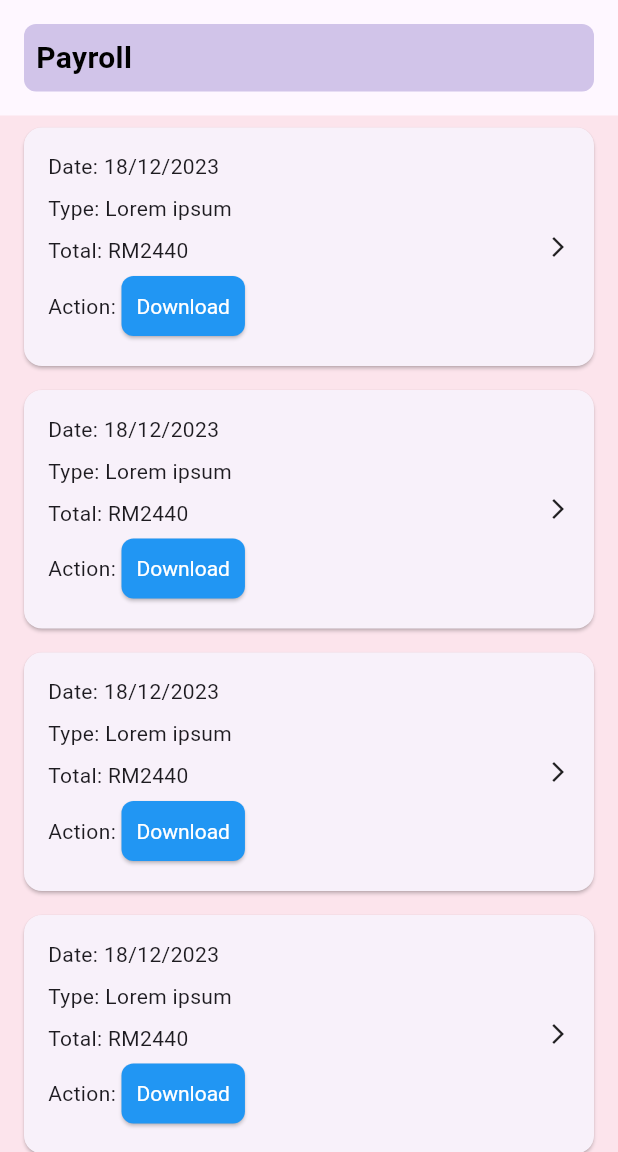
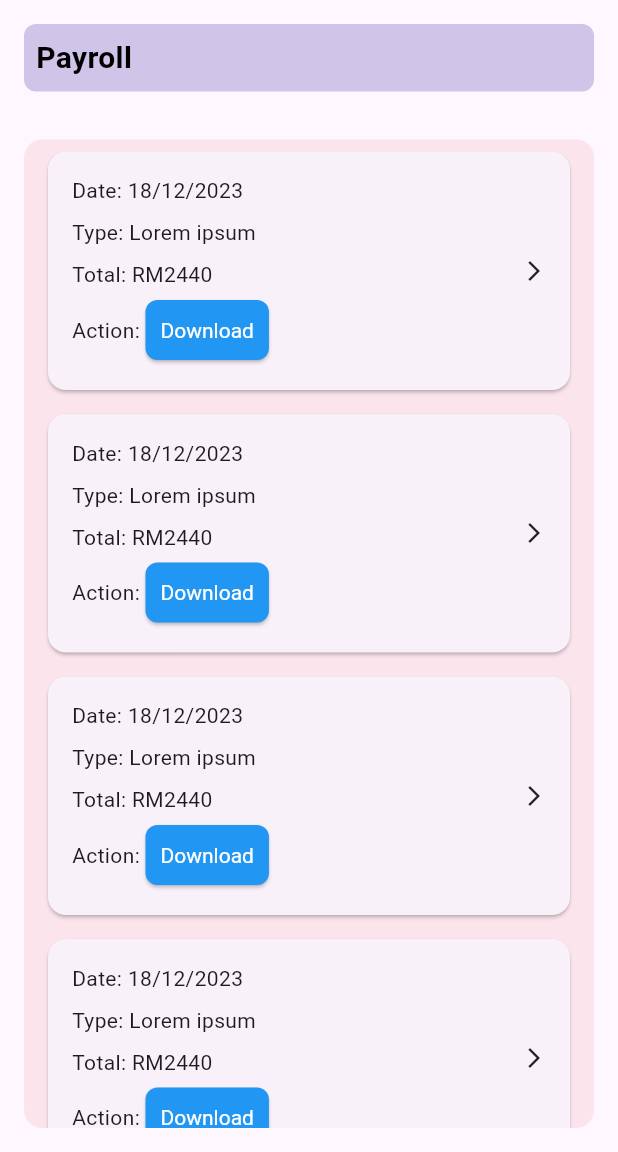
Before and after one commit to tivy09/the_kiddie_app_flutter, a Flutter app: the PayrollView screen opened directly, on a phone screen of 412 x 824 dp, the part 84-1236 px from its top. Run offline on Flutter 3.47's test engine with Material 3 defaults, Android fonts, the light colour scheme and no system bars; our stand-ins replace badges, stacked, stacked_services, stacked_shared, table_calendar.

Commit message:
Update payroll ui

```diff
--- a/lib/view/main/payroll/payroll_view.dart
+++ b/lib/view/main/payroll/payroll_view.dart
@@ -27,7 +27,15 @@ class PayrollView extends StatelessWidget {
               ),
               Expanded(
                 child: Container(
-                  color: const Color(0xFFFCE4EC), // Add background color here
+                  margin: const EdgeInsets.all(16.0), // Add margin here
+                  decoration: BoxDecoration(
+                    color: const Color(0xFFFCE4EC),
+                    borderRadius:
+                        BorderRadius.circular(12.0), // Add border radius here
+                  ),
+                  child: ClipRRect(
+                    borderRadius: BorderRadius.circular(
+                        12.0), // Clip the child to the border radius
                     child: ListView.builder(
                       padding: const EdgeInsets.symmetric(horizontal: 16.0),
                       itemCount: model.payrolls.length,
@@ -35,13 +43,18 @@ class PayrollView extends StatelessWidget {
                         final payroll = model.payrolls[index];
                         return Card(
                           margin: const EdgeInsets.symmetric(vertical: 8.0),
+                          shape: RoundedRectangleBorder(
+                            borderRadius: BorderRadius.circular(
+                                12.0), // Add border radius to the card
+                          ),
                           child: Padding(
                             padding: const EdgeInsets.all(16.0),
                             child: Row(
                               children: [
                                 Expanded(
                                   child: Column(
-                                  crossAxisAlignment: CrossAxisAlignment.start,
+                                    crossAxisAlignment:
+                                        CrossAxisAlignment.start,
                                     children: [
                                       Text('Date: ${payroll.date}'),
                                       const SizedBox(height: 8),
@@ -58,7 +71,8 @@ class PayrollView extends StatelessWidget {
                                             },
                                             style: ElevatedButton.styleFrom(
                                               backgroundColor: Colors.blue,
-                                            padding: const EdgeInsets.symmetric(
+                                              padding:
+                                                  const EdgeInsets.symmetric(
                                                 horizontal:
                                                     10.0, // Adjust padding as needed
                                                 vertical:
@@ -76,8 +90,8 @@ class PayrollView extends StatelessWidget {
                                             ),
                                             child: const Text(
                                               'Download',
-                                            style:
-                                                TextStyle(color: Colors.white),
+                                              style: TextStyle(
+                                                  color: Colors.white),
                                             ),
                                           ),
                                         ],
@@ -97,6 +111,7 @@ class PayrollView extends StatelessWidget {
                     ),
                   ),
                 ),
+              ),
             ],
           ),
         );
```
Lines whose indentation alone changed are shown as unchanged.
